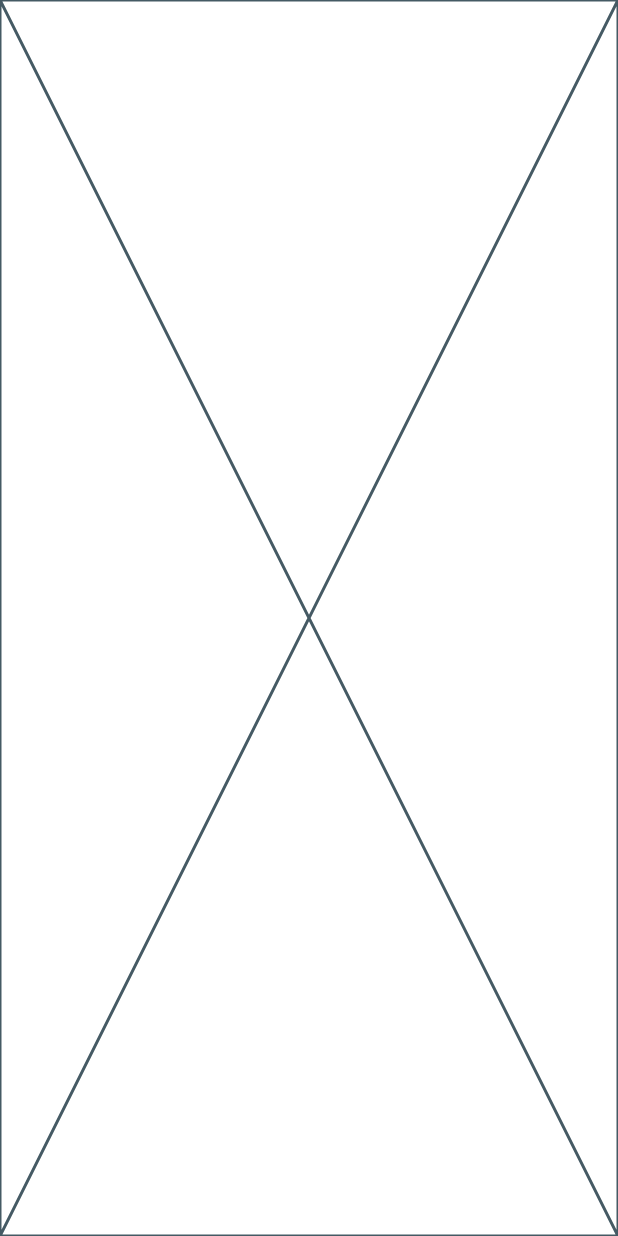
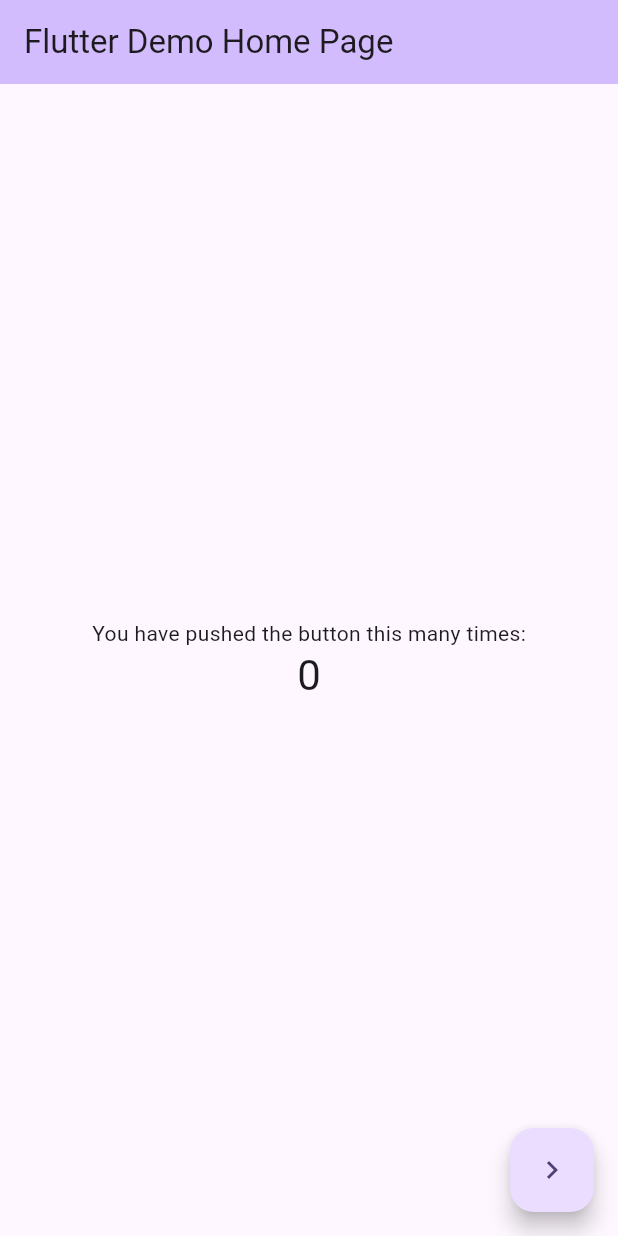
Before and after one commit to Biching12/counter_app, a Flutter app: the screen it shows after launch, on a phone screen of 412 x 824 dp. Run offline on Flutter 3.47's test engine with Material 3 defaults, Android fonts, the phone set to English and light mode, and no system bars; our stand-ins replace flutter_bloc.

Commit message:
Cubit state management

```diff
--- /dev/null
+++ b/lib/cubit/counter_cubit.dart
@@ -0,0 +1,16 @@
+import 'package:flutter_bloc/flutter_bloc.dart';
+
+class CounterCubit extends Cubit<int> {
+  CounterCubit() : super(0);
+
+  void increment() {
+    emit(state + 1);
+  }
+
+  void decrement() {
+    if (state == 0) {
+      return;
+    }
+    emit(state - 1);
+  }
+}
--- /dev/null
+++ b/lib/home.dart
@@ -0,0 +1,49 @@
+import 'package:counter_app/cubit/counter_cubit.dart';
+import 'package:counter_app/inc_dec_page.dart';
+import 'package:flutter/material.dart';
+import 'package:flutter_bloc/flutter_bloc.dart';
+
+class MyHomePage extends StatelessWidget {
+  const MyHomePage({super.key, required this.title});
+
+  final String title;
+
+  @override
+  Widget build(BuildContext context) {
+    final counterCubit = BlocProvider.of<CounterCubit>(context);
+    return Scaffold(
+      appBar: AppBar(
+        backgroundColor: Theme.of(context).colorScheme.inversePrimary,
+        title: Text(title),
+      ),
+      body: Center(
+        child: Column(
+          mainAxisAlignment: MainAxisAlignment.center,
+          children: <Widget>[
+            const Text(
+              'You have pushed the button this many times:',
+            ),
+            BlocBuilder(
+                bloc: counterCubit,
+                builder: (context, counter) {
+                  return Text(
+                    '$counter',
+                    style: Theme.of(context).textTheme.headlineMedium,
+                  );
+                }),
+          ],
+        ),
+      ),
+      floatingActionButton: FloatingActionButton(
+        onPressed: () {
+          Navigator.of(context).push(
+            MaterialPageRoute(
+              builder: (context) => const IncDecPage(),
+            ),
+          );
+        },
+        child: const Icon(Icons.navigate_next),
+      ),
+    );
+  }
+}
--- a/lib/main.dart
+++ b/lib/main.dart
@@ -1,4 +1,7 @@
+import 'package:counter_app/cubit/counter_cubit.dart';
+import 'package:counter_app/home.dart';
 import 'package:flutter/material.dart';
+import 'package:flutter_bloc/flutter_bloc.dart';
 
 void main() {
   runApp(MyApp());
@@ -9,6 +12,16 @@ class MyApp extends StatelessWidget {
 
   @override
   Widget build(BuildContext context) {
-    return const Placeholder();
+    return BlocProvider(
+      create: (_) => CounterCubit(),
+      child: MaterialApp(
+        title: 'Flutter Demo',
+        theme: ThemeData(
+          colorScheme: ColorScheme.fromSeed(seedColor: Colors.deepPurple),
+          useMaterial3: true,
+        ),
+        home: const MyHomePage(title: 'Flutter Demo Home Page'),
+      ),
+    );
   }
 }
```
Also changed, not shown: lib/inc_dec_page.dart (added, +33 -0 lines), pubspec.yaml (+3 -4 lines), pubspec.lock.
